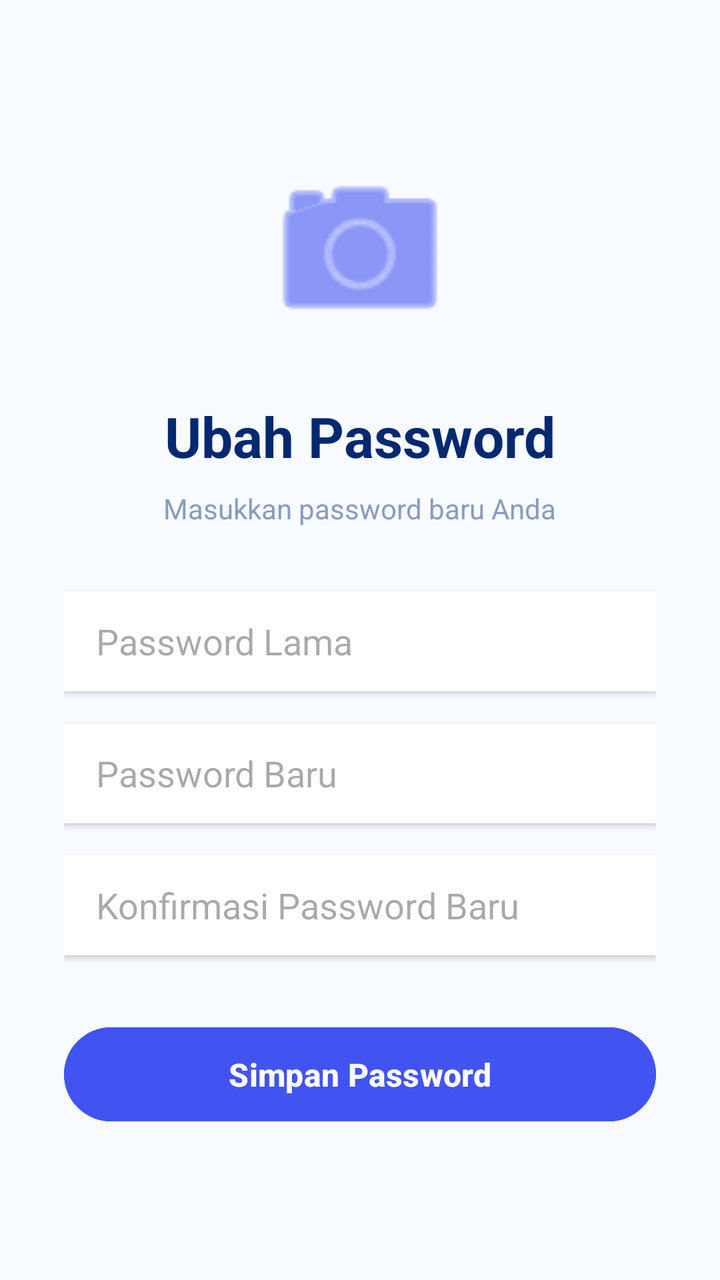
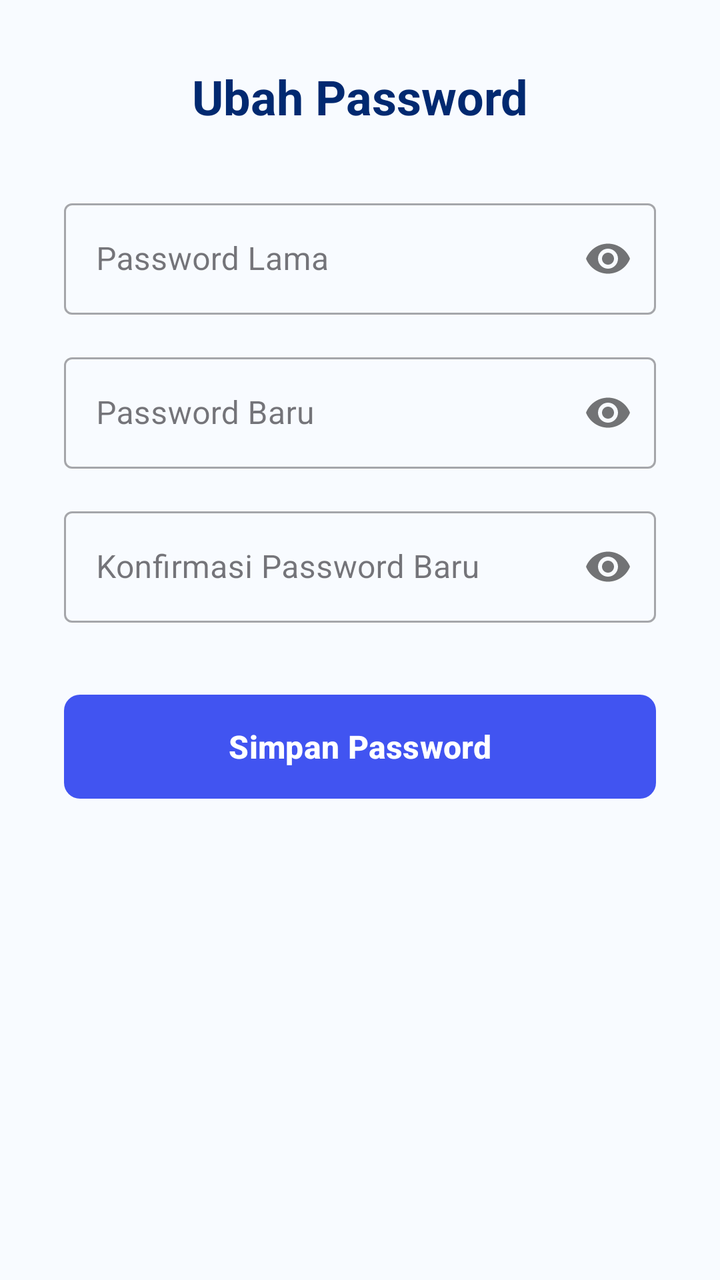

An Android layout rendered at two revisions. The XML below is the earlier revision; the diff shows what the commit changed to produce the second picture.
<!-- AndroidManifest.xml: application theme Theme.AbsensiMicrodata -->
<!-- res/layout/activity_ubah_password.xml -->
<?xml version="1.0" encoding="utf-8"?>
<LinearLayout xmlns:android="http://schemas.android.com/apk/res/android"
    xmlns:app="http://schemas.android.com/apk/res-auto"
    android:layout_width="match_parent"
    android:layout_height="match_parent"
    android:orientation="vertical"
    android:gravity="center"
    android:padding="32dp"
    android:background="#F8FBFF">

    <ImageView
        android:layout_width="100dp"
        android:layout_height="100dp"
        android:src="@android:drawable/ic_menu_camera"
        android:layout_marginBottom="24dp"
        app:tint="#4154F1" />

    <TextView
        android:layout_width="wrap_content"
        android:layout_height="wrap_content"
        android:text="Ubah Password"
        android:textSize="28sp"
        android:textStyle="bold"
        android:textColor="#012970"
        android:layout_marginBottom="8dp" />

    <TextView
        android:layout_width="wrap_content"
        android:layout_height="wrap_content"
        android:text="Masukkan password baru Anda"
        android:textSize="14sp"
        android:textColor="#899BBD"
        android:textAlignment="center"
        android:layout_marginBottom="32dp" />

    <EditText
        android:id="@+id/etPasswordLama"
        android:layout_width="match_parent"
        android:layout_height="50dp"
        android:hint="Password Lama"
        android:inputType="textPassword"
        android:paddingStart="16dp"
        android:paddingEnd="16dp"
        android:background="#FFFFFF"
        android:elevation="2dp"
        android:layout_marginBottom="16dp" />

    <EditText
        android:id="@+id/etPasswordBaru"
        android:layout_width="match_parent"
        android:layout_height="50dp"
        android:hint="Password Baru"
        android:inputType="textPassword"
        android:paddingStart="16dp"
        android:paddingEnd="16dp"
        android:background="#FFFFFF"
        android:elevation="2dp"
        android:layout_marginBottom="16dp" />

    <EditText
        android:id="@+id/etKonfirmasiBaru"
        android:layout_width="match_parent"
        android:layout_height="50dp"
        android:hint="Konfirmasi Password Baru"
        android:inputType="textPassword"
        android:paddingStart="16dp"
        android:paddingEnd="16dp"
        android:background="#FFFFFF"
        android:elevation="2dp"
        android:layout_marginBottom="32dp" />

    <Button
        android:id="@+id/btnSimpan"
        android:layout_width="match_parent"
        android:layout_height="55dp"
        android:text="Simpan Password"
        android:textAllCaps="false"
        android:textSize="16sp"
        android:textStyle="bold"
        android:backgroundTint="#4154F1"
        android:textColor="#FFFFFF" />

</LinearLayout>
<!-- resources referenced by this layout -->
<resources>
  <style name="Theme.AbsensiMicrodata" parent="Base.Theme.AbsensiMicrodata" />
  <style name="Base.Theme.AbsensiMicrodata" parent="Theme.Material3.Light.NoActionBar">
          
          
      </style>
</resources>

<!-- the commit's change to res/layout/activity_ubah_password.xml (unified diff, before → after) -->
@@ -1,83 +1,81 @@
 <?xml version="1.0" encoding="utf-8"?>
 <LinearLayout xmlns:android="http://schemas.android.com/apk/res/android"
     xmlns:app="http://schemas.android.com/apk/res-auto"
+    xmlns:tools="http://schemas.android.com/tools"
+    android:id="@+id/main"
     android:layout_width="match_parent"
     android:layout_height="match_parent"
     android:orientation="vertical"
-    android:gravity="center"
     android:padding="32dp"
-    android:background="#F8FBFF">
-
-    <ImageView
-        android:layout_width="100dp"
-        android:layout_height="100dp"
-        android:src="@android:drawable/ic_menu_camera"
-        android:layout_marginBottom="24dp"
-        app:tint="#4154F1" />
+    android:background="#F8FBFF"
+    tools:context=".ui.profile.UbahPasswordActivity">
 
     <TextView
         android:layout_width="wrap_content"
         android:layout_height="wrap_content"
         android:text="Ubah Password"
-        android:textSize="28sp"
+        android:textSize="24sp"
         android:textStyle="bold"
         android:textColor="#012970"
-        android:layout_marginBottom="8dp" />
+        android:layout_marginBottom="32dp"
+        android:layout_gravity="center_horizontal"/>
 
-    <TextView
-        android:layout_width="wrap_content"
+    <com.google.android.material.textfield.TextInputLayout
+        android:layout_width="match_parent"
         android:layout_height="wrap_content"
-        android:text="Masukkan password baru Anda"
-        android:textSize="14sp"
-        android:textColor="#899BBD"
-        android:textAlignment="center"
-        android:layout_marginBottom="32dp" />
+        android:hint="Password Lama"
+        app:passwordToggleEnabled="true"
+        style="@style/Widget.MaterialComponents.TextInputLayout.OutlinedBox"
+        android:layout_marginBottom="16dp">
 
-    <EditText
-        android:id="@+id/etPasswordLama"
+        <com.google.android.material.textfield.TextInputEditText
+            android:id="@+id/etPasswordLama"
+            android:layout_width="match_parent"
+            android:layout_height="wrap_content"
+            android:inputType="textPassword"
+            android:maxLines="1" />
+    </com.google.android.material.textfield.TextInputLayout>
+
+    <com.google.android.material.textfield.TextInputLayout
         android:layout_width="match_parent"
-        android:layout_height="50dp"
-        android:hint="Password Lama"
-        android:inputType="textPassword"
-        android:paddingStart="16dp"
-        android:paddingEnd="16dp"
-        android:background="#FFFFFF"
-        android:elevation="2dp"
-        android:layout_marginBottom="16dp" />
+        android:layout_height="wrap_content"
+        android:hint="Password Baru"
+        app:passwordToggleEnabled="true"
+        style="@style/Widget.MaterialComponents.TextInputLayout.OutlinedBox"
+        android:layout_marginBottom="16dp">
 
-    <EditText
-        android:id="@+id/etPasswordBaru"
+        <com.google.android.material.textfield.TextInputEditText
+            android:id="@+id/etPasswordBaru"
+            android:layout_width="match_parent"
+            android:layout_height="wrap_content"
+            android:inputType="textPassword"
+            android:maxLines="1" />
+    </com.google.android.material.textfield.TextInputLayout>
+
+    <com.google.android.material.textfield.TextInputLayout
         android:layout_width="match_parent"
-        android:layout_height="50dp"
-        android:hint="Password Baru"
-        android:inputType="textPassword"
-        android:paddingStart="16dp"
-        android:paddingEnd="16dp"
-        android:background="#FFFFFF"
-        android:elevation="2dp"
-        android:layout_marginBottom="16dp" />
+        android:layout_height="wrap_content"
+        android:hint="Konfirmasi Password Baru"
+        app:passwordToggleEnabled="true"
+        style="@style/Widget.MaterialComponents.TextInputLayout.OutlinedBox"
+        android:layout_marginBottom="32dp">
 
-    <EditText
-        android:id="@+id/etKonfirmasiBaru"
+        <com.google.android.material.textfield.TextInputEditText
+            android:id="@+id/etKonfirmasiPassword"
+            android:layout_width="match_parent"
+            android:layout_height="wrap_content"
+            android:inputType="textPassword"
+            android:maxLines="1" />
+    </com.google.android.material.textfield.TextInputLayout>
+
+    <com.google.android.material.button.MaterialButton
+        android:id="@+id/btnSimpanPassword"
         android:layout_width="match_parent"
-        android:layout_height="50dp"
-        android:hint="Konfirmasi Password Baru"
-        android:inputType="textPassword"
-        android:paddingStart="16dp"
-        android:paddingEnd="16dp"
-        android:background="#FFFFFF"
-        android:elevation="2dp"
-        android:layout_marginBottom="32dp" />
-
-    <Button
-        android:id="@+id/btnSimpan"
-        android:layout_width="match_parent"
-        android:layout_height="55dp"
+        android:layout_height="60dp"
         android:text="Simpan Password"
-        android:textAllCaps="false"
         android:textSize="16sp"
         android:textStyle="bold"
-        android:backgroundTint="#4154F1"
-        android:textColor="#FFFFFF" />
+        app:cornerRadius="8dp"
+        app:backgroundTint="#4154F1" />
 
 </LinearLayout>
